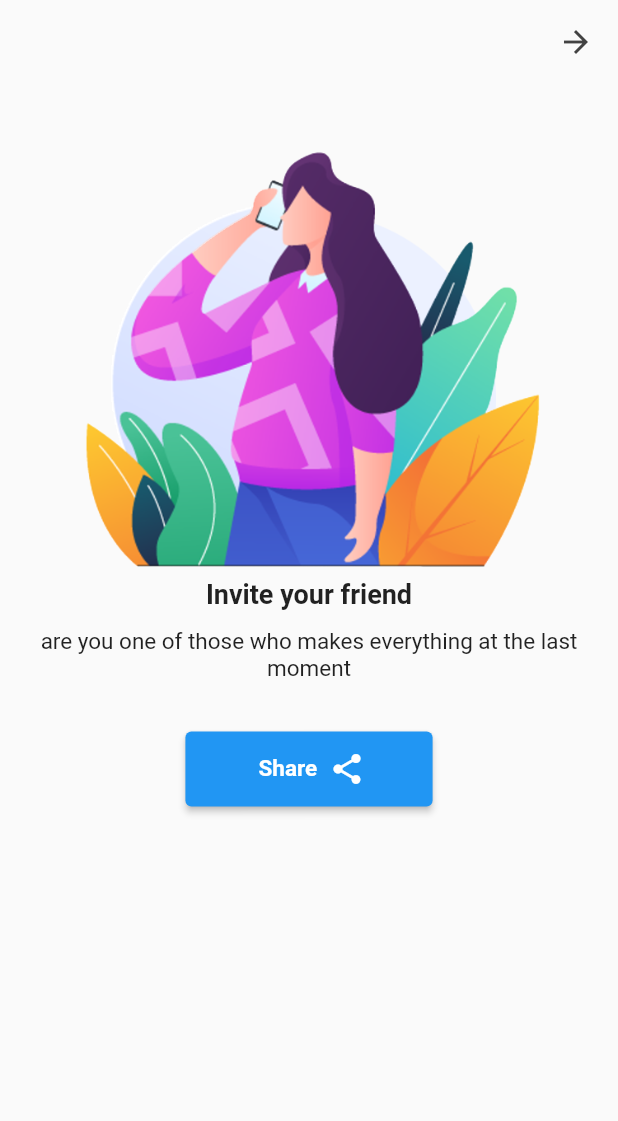
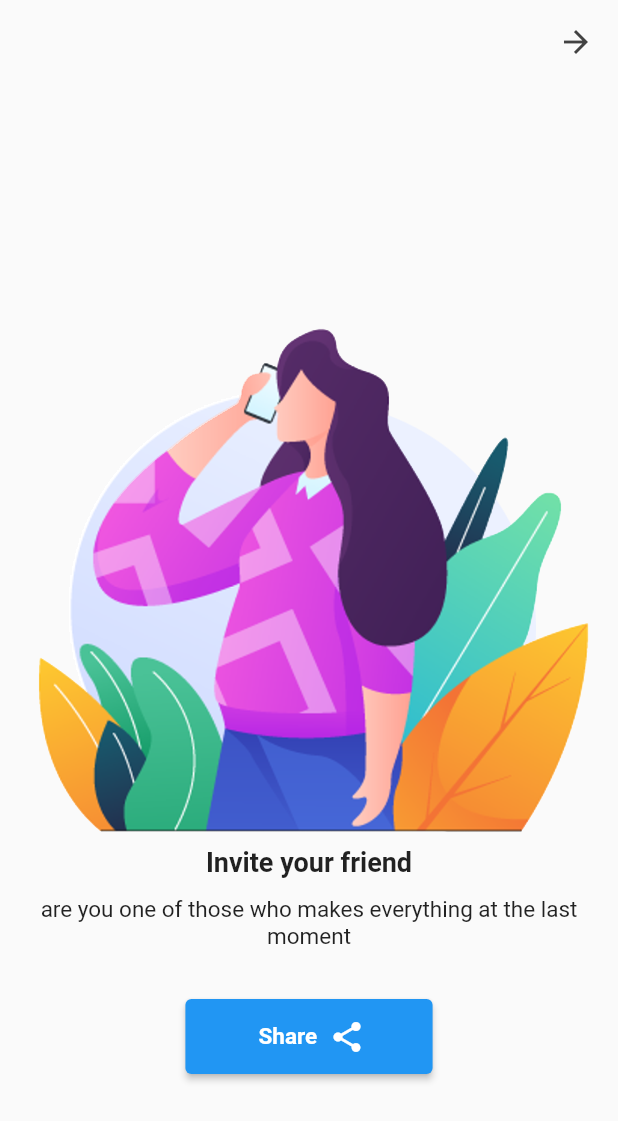
Before and after one commit to Taha-khaled1/Flutter_Hotel_app, a Flutter app: the InviteFriend screen opened directly, after a tap on "Share", on a phone screen of 412 x 824 dp. Shown: the top 1121 px of the screen. Run offline on Flutter 3.47's test engine with Material 2 defaults, Android fonts, the phone set to English and light mode, and no system bars; our stand-ins replace dio, firebase_messaging, flutter_credit_card, flutter_slidable, fluttertoast, get and 11 more; missing offline and left inert: list_tile_switch, syncfusion_flutter_core; accounts and stored records are empty; network calls fail.

Commit message:
first commit

```diff
--- a/lib/UI/pages/invite_friend.dart
+++ b/lib/UI/pages/invite_friend.dart
@@ -1,5 +1,6 @@
 import 'package:flutter/material.dart';
 import 'package:get/get.dart';
+import 'package:share/share.dart';
 
 class InviteFriend extends StatefulWidget {
   const InviteFriend({Key? key}) : super(key: key);
@@ -26,12 +27,15 @@ class _InviteFriendState extends State<InviteFriend> {
           ),
         ),
       ),
-      body: Column(
+      body: Center(
+        child: Column(
+          mainAxisAlignment: MainAxisAlignment.center,
+          crossAxisAlignment: CrossAxisAlignment.center,
           children: [
-          SizedBox(
-            width: Get.width * 0.8,
-            height: Get.width * 0.8,
-            child: Image.asset("assets/images/invite.png"),
+            Image.asset(
+              "assets/images/invite.png",
+              height: 400,
+              width: 400,
             ),
             const Text(
               "Invite your friend",
@@ -47,13 +51,27 @@ class _InviteFriendState extends State<InviteFriend> {
               height: 50,
               width: Get.width * 0.4,
               child: ElevatedButton.icon(
-              onPressed: () async {},
+                onPressed: () async {
+                  try {
+                    final box = context.findRenderObject() as RenderBox?;
+
+                    await Share.share(
+                      'please share the link with your frind : https://github.com/Taha-khaled1/Flutter_Hotel_app',
+                      sharePositionOrigin:
+                          box!.localToGlobal(Offset.zero) & box.size,
+                    );
+                    //  Share.share('check out my website https://example.com');
+                  } catch (e) {
+                    print('erorrrr  :  $e');
+                  }
+                },
                 icon: const Icon(Icons.share),
                 label: const Text("Share"),
               ),
             ),
           ],
         ),
+      ),
     );
   }
 }
--- a/lib/data/database/functions_response/updet_user.dart
+++ b/lib/data/database/functions_response/updet_user.dart
@@ -22,7 +22,6 @@ updetUserRespons({
             'username': username,
             'country': country,
             'phone': phone,
-            'imgs': 'imgs',
             'email': sharedPreferences.getString('email'),
           },
         )
@@ -32,7 +31,7 @@ updetUserRespons({
             'username': username,
             'country': country,
             'phone': phone,
-            'imgs': 'imgs',
+            'imgs[]': isfile.path,
             'email': sharedPreferences.getString('email'),
           },
           isfile,
--- a/pubspec.yaml
+++ b/pubspec.yaml
@@ -50,6 +50,8 @@ dependencies:
   flutter_rating_bar:
   shared_preferences: ^2.0.15
   lottie: ^2.1.0
+  url_launcher: ^6.1.7
+  share_plus: ^6.0.1
 
 dev_dependencies:
   flutter_test:
```
Also changed, not shown: lib/UI/B1_Home/B1_Home_Screen/editProfile.dart (+23 -11 lines), lib/UI/B1_Home/Hotel/Hotel_Detail_Concept_1/hotelDetail_concept_1.dart (+12 -28 lines), lib/UI/B5_Profile/B5_ProfileScreen.dart (+0 -13 lines), lib/controller/edit_profile_controller.dart (+7 -3 lines), lib/data/database/connectdatabase.dart (+5 -2 lines), lib/models/info_room_model.dart (+9 -1 lines), pubspec.lock, 3 other files. Lines whose indentation alone changed are shown as unchanged.
